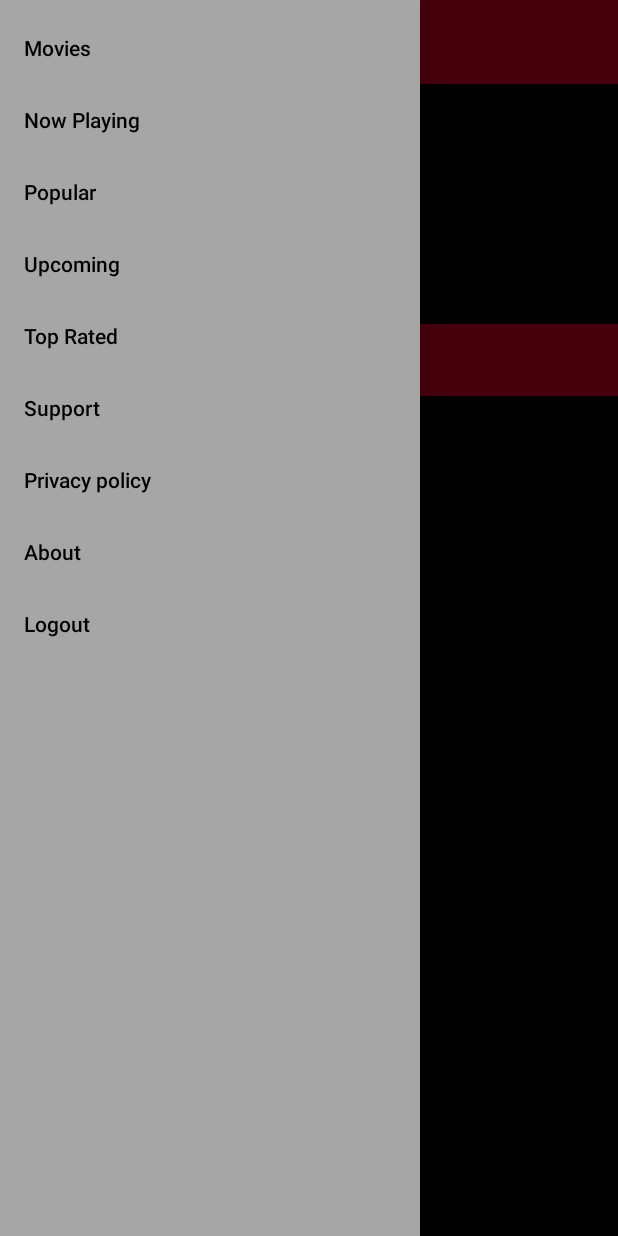
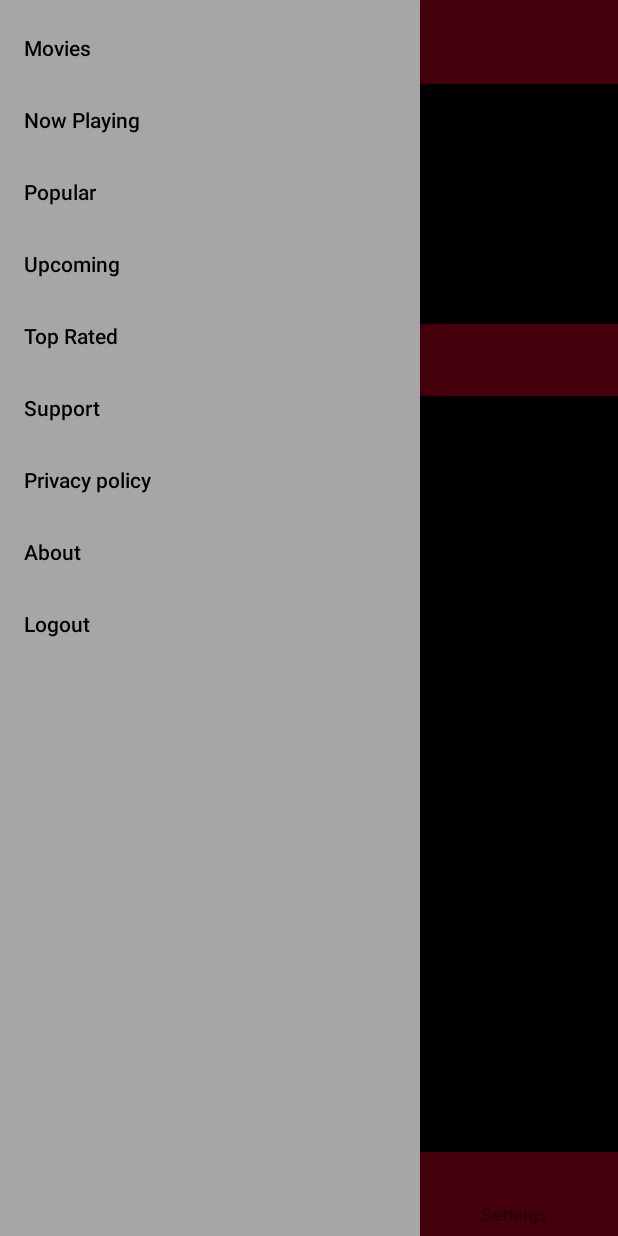
Before and after one commit to E-M-Code-Bases/Cohort-1-Group-3-Android, an Android app: the screen it shows after launch (MainActivity), with the side drawer open, on a phone screen of 412 x 824 dp. Run offline under Robolectric (Android 15) with nearby library versions, the phone set to English and light mode, and no system bars.

Commit message:
bottom_nav bar

```diff
--- a/Zozamax-Movies/app/src/main/res/layout/activity_main.xml
+++ b/Zozamax-Movies/app/src/main/res/layout/activity_main.xml
@@ -66,6 +66,16 @@
             android:layout_width="match_parent"
             android:layout_height="match_parent"
             app:layout_behavior="@string/appbar_scrolling_view_behavior" />
+        <com.google.android.material.bottomnavigation.BottomNavigationView
+            android:id="@+id/bottom_navigation_view"
+            android:layout_width="0dp"
+            android:layout_height="wrap_content"
+            app:layout_constraintBottom_toBottomOf="parent"
+            app:layout_constraintStart_toStartOf="parent"
+            app:layout_constraintEnd_toEndOf="parent"
+            app:menu="@menu/bottom_navigation_menu"
+            android:background="@color/red"
+            android:textAlignment="center"/>
 
 
     </androidx.constraintlayout.widget.ConstraintLayout>
--- /dev/null
+++ b/Zozamax-Movies/app/src/main/res/menu/bottom_navigation_menu.xml
@@ -0,0 +1,12 @@
+<?xml version="1.0" encoding="utf-8"?>
+<menu xmlns:android="http://schemas.android.com/apk/res/android">
+    <item
+        android:id="@+id/nav_home"
+        android:title="Home" />
+    <item
+        android:id="@+id/nav_movies"
+        android:title="Movies" />
+    <item
+        android:id="@+id/nav_settings"
+        android:title="Settings" />
+</menu>
```
